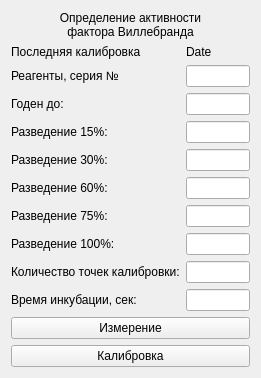
Old version of the form choisedialog/agr2.ui in the repository krang4d/Agrekola.
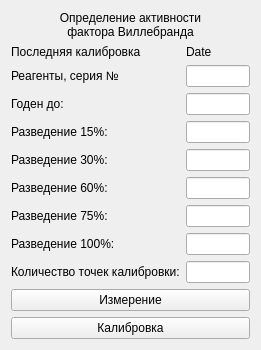
New version of the form.

Diff of the .ui file:
```diff
--- a/choisedialog/agr2.ui
+++ b/choisedialog/agr2.ui
@@ -7,7 +7,7 @@
     <x>0</x>
     <y>0</y>
     <width>261</width>
-    <height>357</height>
+    <height>331</height>
    </rect>
   </property>
   <property name="windowTitle">
@@ -160,19 +160,6 @@
      <item row="8" column="1">
       <widget class="QLineEdit" name="lineEdit_14"/>
      </item>
-     <item row="9" column="0">
-      <widget class="QLabel" name="label_9">
-       <property name="text">
-        <string>Время инкубации, сек:</string>
-       </property>
-       <property name="buddy">
-        <cstring>lineEdit_7</cstring>
-       </property>
-      </widget>
-     </item>
-     <item row="9" column="1">
-      <widget class="QLineEdit" name="lineEdit_7"/>
-     </item>
     </layout>
    </item>
    <item>
```
